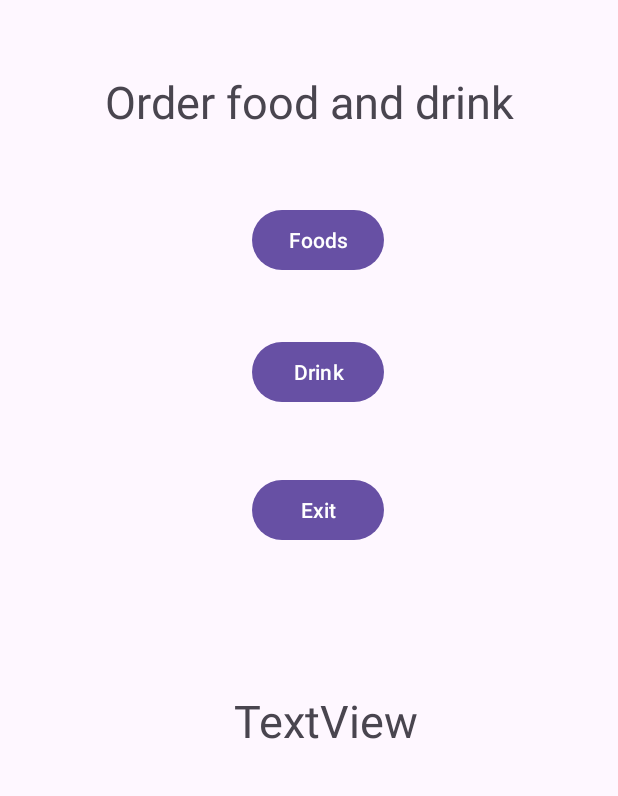
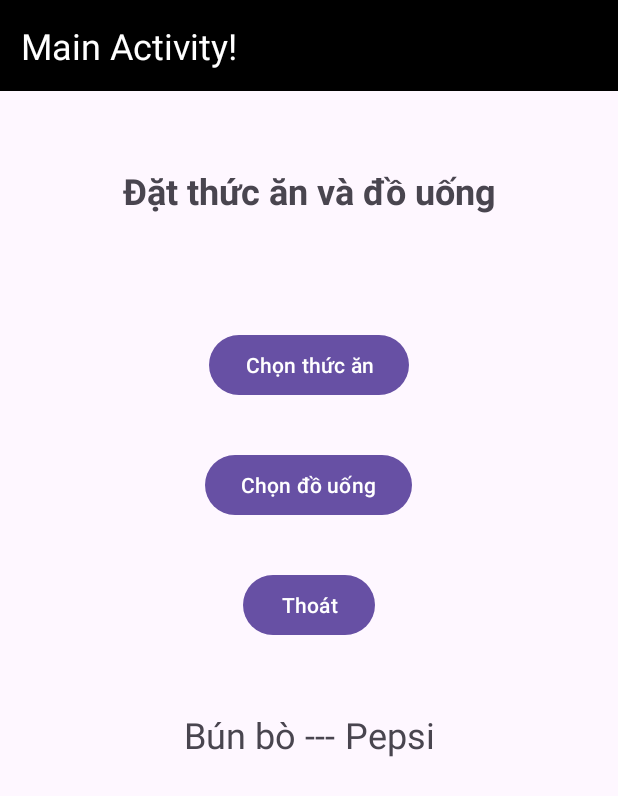
Before and after one commit to QueThanhHoa/lab4, an Android app: the screen it shows after launch (MainActivity), on a phone screen of 412 x 824 dp. Shown: the top 796 px of the screen. Run offline under Robolectric (Android 15) with nearby library versions, the phone set to English and light mode, and no system bars.

Commit message:
Update Lab4

```diff
--- a/app/src/main/java/com/example/lab4ex1/MainActivity.java
+++ b/app/src/main/java/com/example/lab4ex1/MainActivity.java
@@ -1,6 +1,9 @@
 package com.example.lab4ex1;
 
+import android.content.Intent;
 import android.os.Bundle;
+import android.view.View;
+import android.widget.Button;
 
 import androidx.activity.EdgeToEdge;
 import androidx.appcompat.app.AppCompatActivity;
@@ -10,15 +13,34 @@ import androidx.core.view.WindowInsetsCompat;
 
 public class MainActivity extends AppCompatActivity {
 
+    private Button food_order_btn;
+    private Button drink_order_btn;
+
     @Override
     protected void onCreate(Bundle savedInstanceState) {
         super.onCreate(savedInstanceState);
-        EdgeToEdge.enable(this);
         setContentView(R.layout.activity_main);
-        ViewCompat.setOnApplyWindowInsetsListener(findViewById(R.id.main), (v, insets) -> {
-            Insets systemBars = insets.getInsets(WindowInsetsCompat.Type.systemBars());
-            v.setPadding(systemBars.left, systemBars.top, systemBars.right, systemBars.bottom);
-            return insets;
+
+        // Find the buttons by their IDs
+        food_order_btn = findViewById(R.id.food_order_btn);
+        drink_order_btn = findViewById(R.id.drink_order_btn);
+
+        // Set an OnClickListener for the first button to go to the FirstPageActivity
+        food_order_btn.setOnClickListener(new View.OnClickListener() {
+            @Override
+            public void onClick(View v) {
+                Intent intent = new Intent(MainActivity.this, Food_Main_Activity.class);
+                startActivity(intent);
+            }
+        });
+
+        // Set an OnClickListener for the second button to go to the SecondPageActivity
+        drink_order_btn.setOnClickListener(new View.OnClickListener() {
+            @Override
+            public void onClick(View v) {
+                Intent intent = new Intent(MainActivity.this, Drink_Main_Activity.class);
+                startActivity(intent);
+            }
         });
     }
 }
--- a/app/src/main/res/layout/activity_main.xml
+++ b/app/src/main/res/layout/activity_main.xml
@@ -1,63 +1,96 @@
 <?xml version="1.0" encoding="utf-8"?>
-<androidx.constraintlayout.widget.ConstraintLayout xmlns:android="http://schemas.android.com/apk/res/android"
+<LinearLayout xmlns:android="http://schemas.android.com/apk/res/android"
     xmlns:app="http://schemas.android.com/apk/res-auto"
     xmlns:tools="http://schemas.android.com/tools"
     android:id="@+id/main"
     android:layout_width="match_parent"
     android:layout_height="match_parent"
+    android:orientation="vertical"
     tools:context=".MainActivity">
 
     <TextView
-        android:id="@+id/headertext"
+        android:id="@+id/header_title"
+        android:layout_width="match_parent"
+        android:layout_height="wrap_content"
+        android:text="Main Activity!"
+        android:textSize="24sp"
+        android:padding="14dp"
+        android:background="@color/black"
+        android:textColor="@color/white"/>
+
+    <TextView
+        android:id="@+id/title"
+        android:layout_width="match_parent"
+        android:layout_height="wrap_content"
+        android:text="Đặt thức ăn và đồ uống"
+        android:textSize="24sp"
+        android:textStyle="bold"
+        android:gravity="center"
+        android:layout_marginTop="50dp"
+        android:layout_marginBottom="60dp"/>
+
+    <Button
+        android:id="@+id/food_order_btn"
         android:layout_width="wrap_content"
         android:layout_height="wrap_content"
-        android:text="Order food and drink"
-        android:textSize="30dp"
-        app:layout_constraintBottom_toBottomOf="parent"
-        app:layout_constraintEnd_toEndOf="parent"
-        app:layout_constraintStart_toStartOf="parent"
-        app:layout_constraintTop_toTopOf="parent"
-        app:layout_constraintVertical_bias="0.06" />
+        android:text="Chọn thức ăn"
+        android:gravity="center"
+        android:layout_gravity="center"
+        android:layout_marginTop="16dp"
+        android:layout_marginBottom="16dp"/>
 
     <Button
-        android:id="@+id/foodbutton"
+        android:id="@+id/drink_order_btn"
         android:layout_width="wrap_content"
         android:layout_height="wrap_content"
-        android:layout_marginStart="168dp"
-        android:layout_marginTop="48dp"
-        android:text="Foods"
-        app:layout_constraintStart_toStartOf="parent"
-        app:layout_constraintTop_toBottomOf="@+id/headertext" />
+        android:text="Chọn đồ uống"
+        android:gravity="center"
+        android:layout_gravity="center"
+        android:layout_marginTop="16dp"
+        android:layout_marginBottom="16dp"/>
 
     <Button
-        android:id="@+id/drinkbutton"
+        android:id="@+id/logout_btn"
         android:layout_width="wrap_content"
         android:layout_height="wrap_content"
-        android:layout_marginStart="168dp"
-        android:layout_marginTop="40dp"
-        android:text="Drink"
-        app:layout_constraintStart_toStartOf="parent"
-        app:layout_constraintTop_toBottomOf="@+id/foodbutton" />
+        android:text="Thoát"
+        android:gravity="center"
+        android:layout_gravity="center"
+        android:layout_marginTop="16dp"
+        android:layout_marginBottom="16dp"/>
 
-    <Button
-        android:id="@+id/exitbutton"
-        android:layout_width="wrap_content"
+    <LinearLayout
+        android:layout_width="match_parent"
         android:layout_height="wrap_content"
-        android:layout_marginStart="168dp"
-        android:layout_marginTop="44dp"
-        android:text="Exit"
-        app:layout_constraintStart_toStartOf="parent"
-        app:layout_constraintTop_toBottomOf="@+id/drinkbutton" />
+        android:orientation="horizontal"
+        android:gravity="center"
+        android:layout_gravity="center"
+        android:layout_marginTop="30dp">
 
-    <TextView
-        android:id="@+id/showtext"
-        android:layout_width="wrap_content"
-        android:layout_height="wrap_content"
-        android:layout_marginStart="156dp"
-        android:layout_marginTop="96dp"
-        android:text="TextView"
-        android:textSize="30dp"
-        app:layout_constraintStart_toStartOf="parent"
-        app:layout_constraintTop_toBottomOf="@+id/exitbutton" />
+        <TextView
+            android:id="@+id/result_order_food"
+            android:layout_width="wrap_content"
+            android:layout_height="wrap_content"
+            android:text="Bún bò"
+            android:textSize="24sp"
+            android:gravity="center"/>
 
-</androidx.constraintlayout.widget.ConstraintLayout>
+        <TextView
+            android:id="@+id/barrier"
+            android:layout_width="wrap_content"
+            android:layout_height="wrap_content"
+            android:text="---"
+            android:textSize="24sp"
+            android:gravity="center"
+            android:layout_marginRight="6dp"
+            android:layout_marginLeft="6dp"/>
+
+        <TextView
+            android:id="@+id/result_order_drink"
+            android:layout_width="wrap_content"
+            android:layout_height="wrap_content"
+            android:text="Pepsi"
+            android:textSize="24sp"
+            android:gravity="center"/>
+    </LinearLayout>
+</LinearLayout>
```
Also changed, not shown: app/src/main/AndroidManifest.xml (+7 -1 lines), app/src/main/java/com/example/lab4ex1/DrinkActivity.java (added, +64 -0 lines), app/src/main/java/com/example/lab4ex1/Drink_Item.java (added, +32 -0 lines), app/src/main/java/com/example/lab4ex1/Drink_Main_Activity.java (added, +51 -0 lines), app/src/main/java/com/example/lab4ex1/FoodActivity.java (+60 -1 lines), app/src/main/java/com/example/lab4ex1/Food_Item.java (added, +31 -0 lines), app/src/main/java/com/example/lab4ex1/Food_Main_Activity.java (added, +61 -0 lines), app/src/main/res/layout/activity_drink.xml (+21 -5 lines), app/src/main/res/layout/activity_food.xml (+21 -5 lines), app/src/main/res/drawable/cha_gio.jpg (added), app/src/main/res/drawable/com_suon.jpg (added), app/src/main/res/drawable/fanta_cam.jpg (added), app/src/main/res/drawable/hong_tra_chanh.png (added), app/src/main/res/drawable/nuoc_cam.jpg (added), 2 more files.
